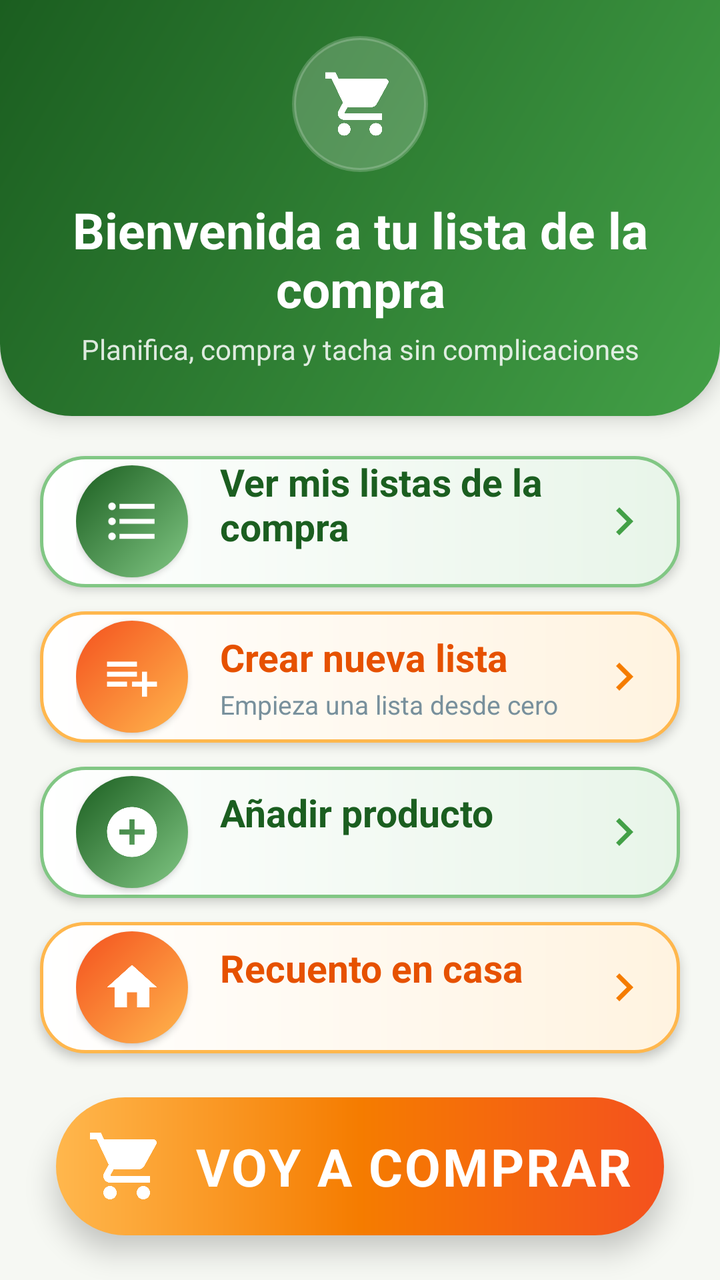
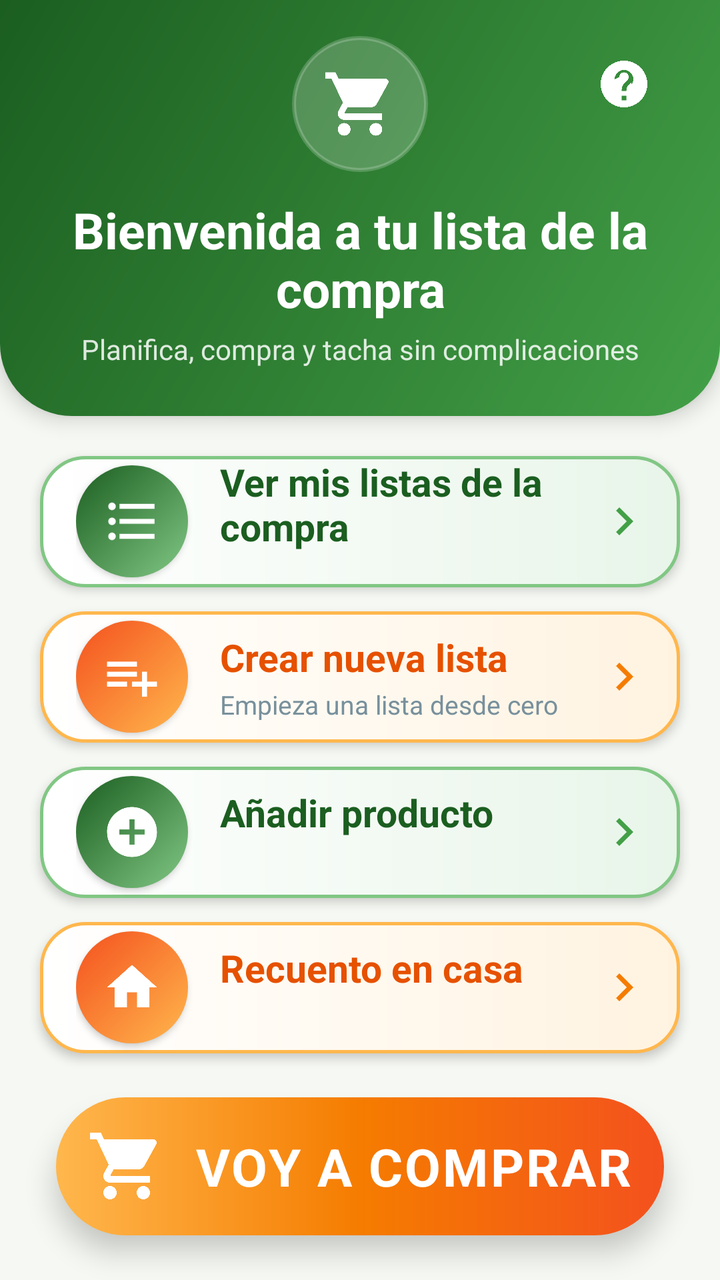

An Android layout rendered at two revisions. The XML below is the earlier revision; the diff shows what the commit changed to produce the second picture.
<!-- AndroidManifest.xml: application theme Theme.ShoppingList -->
<!-- res/layout/activity_main.xml -->
<?xml version="1.0" encoding="utf-8"?>
<LinearLayout xmlns:android="http://schemas.android.com/apk/res/android"
    xmlns:app="http://schemas.android.com/apk/res-auto"
    xmlns:tools="http://schemas.android.com/tools"
    android:layout_width="match_parent"
    android:layout_height="match_parent"
    android:orientation="vertical"
    tools:ignore="ContentDescription,NestedWeights">

    
    <LinearLayout
        android:id="@+id/topBar"
        android:layout_width="match_parent"
        android:layout_height="wrap_content"
        android:background="@drawable/bg_header_main"
        android:elevation="6dp"
        android:gravity="center_horizontal"
        android:orientation="vertical"
        android:paddingStart="24dp"
        android:paddingTop="18dp"
        android:paddingEnd="24dp"
        android:paddingBottom="24dp">

        <FrameLayout
            android:layout_width="68dp"
            android:layout_height="68dp"
            android:background="@drawable/bg_icon_circle_light">

            <ImageView
                android:layout_width="38dp"
                android:layout_height="38dp"
                android:layout_gravity="center"
                android:importantForAccessibility="no"
                android:src="@drawable/ic_cart" />
        </FrameLayout>

        <TextView
            android:layout_width="match_parent"
            android:layout_height="wrap_content"
            android:layout_marginTop="12dp"
            android:gravity="center"
            android:text="@string/main_header"
            android:textColor="@color/white"
            android:textSize="25sp"
            android:textStyle="bold" />

        <TextView
            android:layout_width="match_parent"
            android:layout_height="wrap_content"
            android:layout_marginTop="4dp"
            android:alpha="0.85"
            android:gravity="center"
            android:text="@string/main_subtitle"
            android:textColor="@color/white"
            android:textSize="14sp" />
    </LinearLayout>

    <LinearLayout
        android:layout_width="match_parent"
        android:layout_height="0dp"
        android:layout_weight="1"
        android:orientation="vertical"
        android:paddingStart="20dp"
        android:paddingTop="20dp"
        android:paddingEnd="20dp"
        android:clipToPadding="false"
        android:paddingBottom="16dp">

        <LinearLayout
            android:id="@+id/bannerMyLists"
            style="@style/MainBanner"
            android:background="@drawable/bg_banner_green">

            <FrameLayout
                style="@style/MainBannerIconCircle"
                android:background="@drawable/bg_icon_circle_green">

                <ImageView
                    style="@style/MainBannerIcon"
                    android:src="@drawable/ic_list" />
            </FrameLayout>

            <LinearLayout style="@style/MainBannerTexts">

                <TextView
                    style="@style/MainBannerTitle"
                    android:text="@string/banner_my_lists"
                    android:textColor="@color/green_dark" />

                <TextView
                    android:id="@+id/tvMyListsSub"
                    style="@style/MainBannerSubtitle" />
            </LinearLayout>

            <ImageView
                style="@style/MainBannerChevron"
                app:tint="@color/green_mid" />
        </LinearLayout>

        <LinearLayout
            android:id="@+id/bannerNewList"
            style="@style/MainBanner"
            android:background="@drawable/bg_banner_orange">

            <FrameLayout
                style="@style/MainBannerIconCircle"
                android:background="@drawable/bg_icon_circle_orange">

                <ImageView
                    style="@style/MainBannerIcon"
                    android:src="@drawable/ic_playlist_add" />
            </FrameLayout>

            <LinearLayout style="@style/MainBannerTexts">

                <TextView
                    style="@style/MainBannerTitle"
                    android:text="@string/banner_new_list"
                    android:textColor="@color/orange_dark" />

                <TextView
                    style="@style/MainBannerSubtitle"
                    android:text="@string/banner_new_list_sub" />
            </LinearLayout>

            <ImageView
                style="@style/MainBannerChevron"
                app:tint="@color/orange" />
        </LinearLayout>

        <LinearLayout
            android:id="@+id/bannerAddProduct"
            style="@style/MainBanner"
            android:background="@drawable/bg_banner_green">

            <FrameLayout
                style="@style/MainBannerIconCircle"
                android:background="@drawable/bg_icon_circle_green">

                <ImageView
                    style="@style/MainBannerIcon"
                    android:src="@drawable/ic_add_circle" />
            </FrameLayout>

            <LinearLayout style="@style/MainBannerTexts">

                <TextView
                    style="@style/MainBannerTitle"
                    android:text="@string/banner_add_product"
                    android:textColor="@color/green_dark" />

                <TextView
                    android:id="@+id/tvAddProductSub"
                    style="@style/MainBannerSubtitle" />
            </LinearLayout>

            <ImageView
                style="@style/MainBannerChevron"
                app:tint="@color/green_mid" />
        </LinearLayout>

        <LinearLayout
            android:id="@+id/bannerHome"
            style="@style/MainBanner"
            android:background="@drawable/bg_banner_orange">

            <FrameLayout
                style="@style/MainBannerIconCircle"
                android:background="@drawable/bg_icon_circle_orange">

                <ImageView
                    style="@style/MainBannerIcon"
                    android:src="@drawable/ic_home" />
            </FrameLayout>

            <LinearLayout style="@style/MainBannerTexts">

                <TextView
                    style="@style/MainBannerTitle"
                    android:text="@string/banner_home"
                    android:textColor="@color/orange_dark" />

                <TextView
                    android:id="@+id/tvHomeSub"
                    style="@style/MainBannerSubtitle" />
            </LinearLayout>

            <ImageView
                style="@style/MainBannerChevron"
                app:tint="@color/orange" />
        </LinearLayout>

        <LinearLayout
            android:id="@+id/btnGoShopping"
            android:layout_width="match_parent"
            android:layout_height="0dp"
            android:layout_marginStart="8dp"
            android:layout_marginTop="10dp"
            android:layout_marginEnd="8dp"
            android:layout_marginBottom="6dp"
            android:layout_weight="1.05"
            android:background="@drawable/bg_big_button"
            android:clickable="true"
            android:elevation="8dp"
            android:focusable="true"
            android:gravity="center"
            android:orientation="horizontal">

            <ImageView
                android:layout_width="40dp"
                android:layout_height="40dp"
                android:importantForAccessibility="no"
                android:src="@drawable/ic_cart" />

            <TextView
                android:layout_width="wrap_content"
                android:layout_height="wrap_content"
                android:layout_marginStart="14dp"
                android:letterSpacing="0.04"
                android:text="@string/go_shopping"
                android:textColor="@color/white"
                android:textSize="26sp"
                android:textStyle="bold" />
        </LinearLayout>
    </LinearLayout>
</LinearLayout>
<!-- resources referenced by this layout -->
<resources>
  <color name="green_dark">#FF1B5E20</color>
  <color name="green_mid">#FF43A047</color>
  <color name="orange">#FFF57C00</color>
  <color name="orange_dark">#FFE65100</color>
  <color name="white">#FFFFFFFF</color>
  <!-- drawable bg_icon_circle_green (drawable) -->
  <?xml version="1.0" encoding="utf-8"?>
  <shape xmlns:android="http://schemas.android.com/apk/res/android" android:shape="oval">
      <gradient android:angle="315" android:startColor="@color/green_dark" android:endColor="@color/green_soft" />
  </shape>
  <!-- drawable bg_icon_circle_light (drawable) -->
  <?xml version="1.0" encoding="utf-8"?>
  <shape xmlns:android="http://schemas.android.com/apk/res/android" android:shape="oval">
      <solid android:color="@color/white_translucent" />
      <stroke android:width="2dp" android:color="@color/white_translucent" />
  </shape>
  <!-- drawable bg_icon_circle_orange (drawable) -->
  <?xml version="1.0" encoding="utf-8"?>
  <shape xmlns:android="http://schemas.android.com/apk/res/android" android:shape="oval">
      <gradient android:angle="315" android:startColor="@color/orange_deep" android:endColor="@color/orange_soft" />
  </shape>
  <string name="banner_add_product">Añadir producto</string>
  <string name="banner_home">Recuento en casa</string>
  <string name="banner_my_lists">Ver mis listas de la compra</string>
  <string name="banner_new_list">Crear nueva lista</string>
  <string name="banner_new_list_sub">Empieza una lista desde cero</string>
  <string name="go_shopping">VOY A COMPRAR</string>
  <string name="main_header">Bienvenida a tu lista de la compra</string>
  <string name="main_subtitle">Planifica, compra y tacha sin complicaciones</string>
  <style name="MainBannerChevron">
          <item name="android:layout_width">28dp</item>
          <item name="android:layout_height">28dp</item>
          <item name="android:src">@drawable/ic_chevron_right</item>
          <item name="android:importantForAccessibility">no</item>
      </style>
  <style name="MainBannerIcon">
          <item name="android:layout_width">30dp</item>
          <item name="android:layout_height">30dp</item>
          <item name="android:layout_gravity">center</item>
          <item name="android:importantForAccessibility">no</item>
      </style>
  <style name="MainBannerIconCircle">
          <item name="android:layout_width">56dp</item>
          <item name="android:layout_height">56dp</item>
          <item name="android:elevation">2dp</item>
      </style>
  <style name="MainBannerTitle">
          <item name="android:layout_width">wrap_content</item>
          <item name="android:layout_height">wrap_content</item>
          <item name="android:textSize">19sp</item>
          <item name="android:textStyle">bold</item>
      </style>
  <color name="green_light">#FFE8F5E9</color>
  <color name="green_soft">#FF81C784</color>
  <color name="orange_light">#FFFFF3E0</color>
  <color name="orange_soft">#FFFFB74D</color>
  <color name="orange_deep">#FFF4511E</color>
  <color name="white_translucent">#33FFFFFF</color>
  <color name="text_muted">#FF78909C</color>
  <color name="green">#FF2E7D32</color>
  <color name="page_bg">#FFF6F8F3</color>
  <style name="ShapeAppearance.ShoppingList.Dialog" parent="">
          <item name="cornerFamily">rounded</item>
          <item name="cornerSize">24dp</item>
      </style>
  <!-- unchanged entries left out for length: 15 -->
</resources>

<!-- the commit's change to res/layout/activity_main.xml (unified diff, before → after) -->
@@ -22,16 +22,34 @@
         android:paddingBottom="24dp">
 
         <FrameLayout
-            android:layout_width="68dp"
-            android:layout_height="68dp"
-            android:background="@drawable/bg_icon_circle_light">
-
-            <ImageView
-                android:layout_width="38dp"
-                android:layout_height="38dp"
+            android:layout_width="match_parent"
+            android:layout_height="68dp">
+
+            <FrameLayout
+                android:layout_width="68dp"
+                android:layout_height="68dp"
                 android:layout_gravity="center"
-                android:importantForAccessibility="no"
-                android:src="@drawable/ic_cart" />
+                android:background="@drawable/bg_icon_circle_light">
+
+                <ImageView
+                    android:layout_width="38dp"
+                    android:layout_height="38dp"
+                    android:layout_gravity="center"
+                    android:importantForAccessibility="no"
+                    android:src="@drawable/ic_cart" />
+            </FrameLayout>
+
+            
+            <ImageButton
+                android:id="@+id/btnTutorial"
+                android:layout_width="48dp"
+                android:layout_height="48dp"
+                android:layout_gravity="end|top"
+                android:background="?attr/selectableItemBackgroundBorderless"
+                android:contentDescription="@string/tutorial_help"
+                android:padding="10dp"
+                android:scaleType="fitCenter"
+                android:src="@drawable/ic_help" />
         </FrameLayout>
 
         <TextView
<!-- resource entries referenced after the edit -->
@@ -21,6 +21,16 @@
   <shape xmlns:android="http://schemas.android.com/apk/res/android" android:shape="oval">
       <gradient android:angle="315" android:startColor="@color/orange_deep" android:endColor="@color/orange_soft" />
   </shape>
+  <!-- drawable ic_help (drawable) -->
+  <vector xmlns:android="http://schemas.android.com/apk/res/android"
+      android:width="24dp"
+      android:height="24dp"
+      android:viewportWidth="24"
+      android:viewportHeight="24">
+      <path
+          android:fillColor="#FFFFFFFF"
+          android:pathData="M12,2C6.48,2 2,6.48 2,12s4.48,10 10,10 10,-4.48 10,-10S17.52,2 12,2zM13,19h-2v-2h2v2zM15.07,11.25l-0.9,0.92C13.45,12.9 13,13.5 13,15h-2v-0.5c0,-1.1 0.45,-2.1 1.17,-2.83l1.24,-1.26c0.37,-0.36 0.59,-0.86 0.59,-1.41 0,-1.1 -0.9,-2 -2,-2s-2,0.9 -2,2L8,10c0,-2.21 1.79,-4 4,-4s4,1.79 4,4c0,0.88 -0.36,1.68 -0.93,2.25z" />
+  </vector>
   <string name="banner_add_product">Añadir producto</string>
   <string name="banner_home">Recuento en casa</string>
   <string name="banner_my_lists">Ver mis listas de la compra</string>
@@ -29,6 +39,7 @@
   <string name="go_shopping">VOY A COMPRAR</string>
   <string name="main_header">Bienvenida a tu lista de la compra</string>
   <string name="main_subtitle">Planifica, compra y tacha sin complicaciones</string>
+  <string name="tutorial_help">Abrir el tutorial</string>
   <style name="MainBannerChevron">
           <item name="android:layout_width">28dp</item>
           <item name="android:layout_height">28dp</item>
